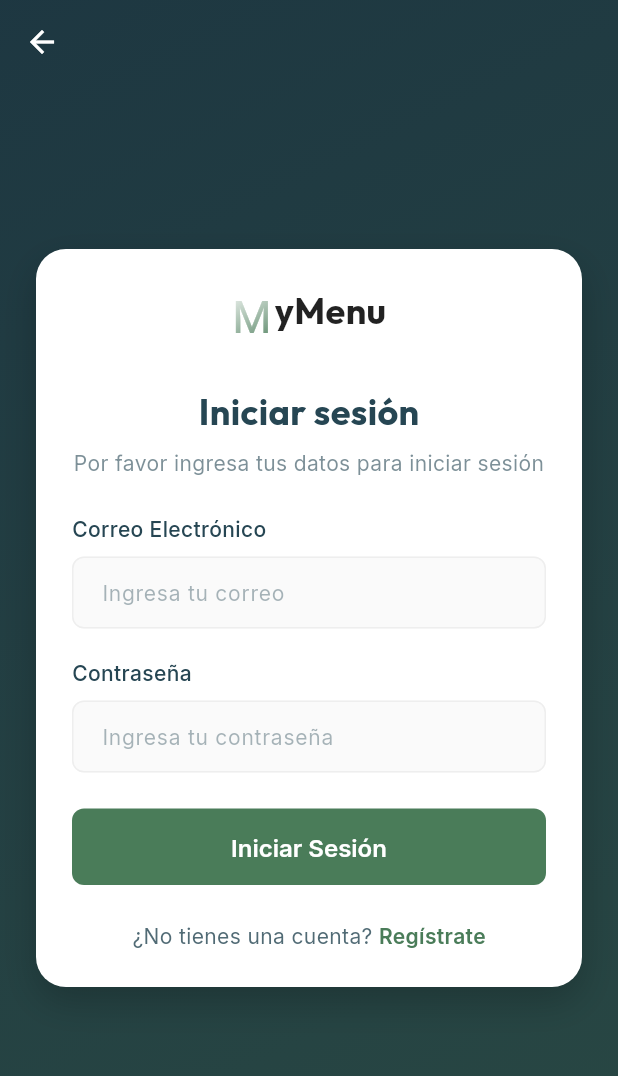
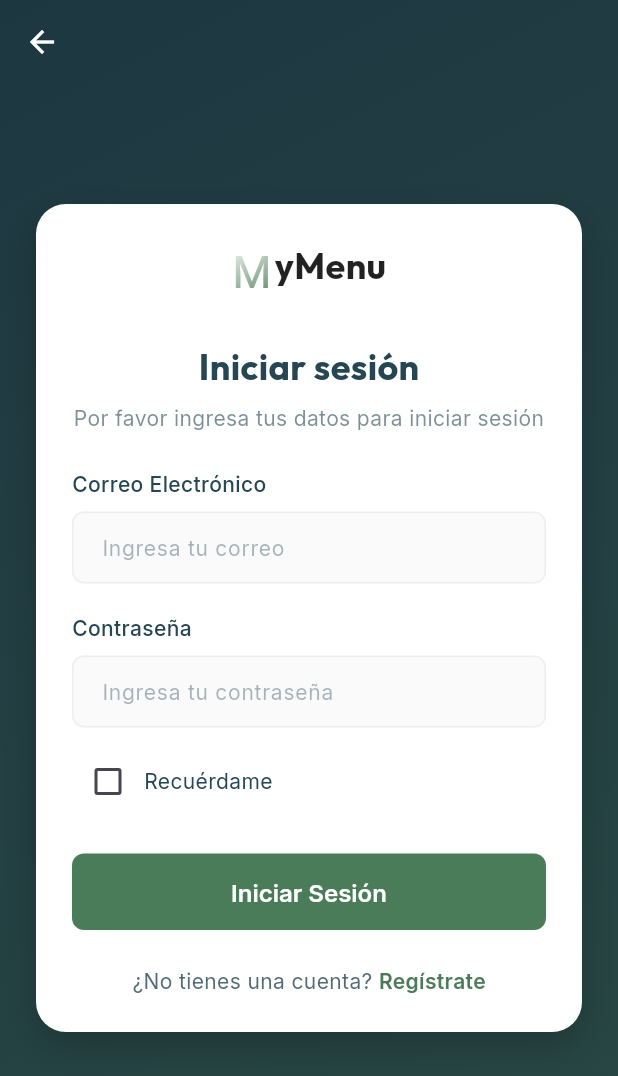
Before and after one commit to EstebanRodriguezGutierrezDEV/-MyMenuApp-, a Flutter app: the screen it shows after launch, after a tap on "Ver Menú", on a phone screen of 412 x 824 dp. Shown: the top 1076 px of the screen. Run offline on Flutter 3.47's test engine with Material 3 defaults, Android fonts, the phone set to English and light mode, and no system bars; our stand-ins replace flutter_dotenv, google_fonts, image_picker, pdf, printing, shared_preferences and 1 more; accounts and stored records are empty; network calls fail.

```diff
--- a/my_menu_app/lib/features/auth/login_screen.dart
+++ b/my_menu_app/lib/features/auth/login_screen.dart
@@ -1,4 +1,5 @@
 import 'package:flutter/material.dart';
+import 'package:shared_preferences/shared_preferences.dart';
 import 'package:supabase_flutter/supabase_flutter.dart';
 import 'package:google_fonts/google_fonts.dart';
 import 'signup_screen.dart';
@@ -21,6 +22,7 @@ class _LoginScreenState extends State<LoginScreen> {
   final _passwordController = TextEditingController();
   final _authService = AuthService();
   bool _isLoading = false;
+  bool _rememberMe = false;
 
   Future<void> _handleLogin() async {
     final email = _emailController.text.trim();
@@ -44,6 +46,11 @@ class _LoginScreenState extends State<LoginScreen> {
       debugPrint('Step 3: SignIn successful');
 
       if (mounted) {
+        if (_rememberMe) {
+          final prefs = await SharedPreferences.getInstance();
+          await prefs.setBool('remember_me', true);
+        }
+
         debugPrint('Step 4: Navigating to MainLayoutScreen');
         // Navigate to MainLayoutScreen on success
         Navigator.of(context).pushAndRemoveUntil(
@@ -160,6 +167,7 @@ class _LoginScreenState extends State<LoginScreen> {
                   const SizedBox(height: 24),
 
                   // Form
+
                   // Form
                   Column(
                     crossAxisAlignment: CrossAxisAlignment.start,
@@ -176,6 +184,27 @@ class _LoginScreenState extends State<LoginScreen> {
                         label: 'Contraseña',
                         hintText: 'Ingresa tu contraseña',
                         obscureText: true,
+                      ),
+                      const SizedBox(height: 12),
+                      Row(
+                        children: [
+                          Checkbox(
+                            value: _rememberMe,
+                            activeColor: AppColors.primary,
+                            onChanged: (value) {
+                              setState(() {
+                                _rememberMe = value ?? false;
+                              });
+                            },
+                          ),
+                          Text(
+                            'Recuérdame',
+                            style: GoogleFonts.inter(
+                              fontSize: 14,
+                              color: AppColors.text,
+                            ),
+                          ),
+                        ],
                       ),
                     ],
                   ),
--- a/my_menu_app/lib/main.dart
+++ b/my_menu_app/lib/main.dart
@@ -1,13 +1,17 @@
 import 'package:flutter/material.dart';
+import 'package:shared_preferences/shared_preferences.dart';
 import 'features/home/home_screen.dart';
 import 'package:provider/provider.dart';
 import 'features/shopping/providers/shopping_list_provider.dart';
 import 'package:supabase_flutter/supabase_flutter.dart';
 import 'package:flutter_dotenv/flutter_dotenv.dart';
+import 'features/layout/main_layout_screen.dart'; // Import MainLayout
 
 void main() async {
   WidgetsFlutterBinding.ensureInitialized();
   String? initializationError;
+  bool isLoggedIn = false;
+
   try {
     await dotenv.load(fileName: ".env");
 
@@ -16,17 +20,34 @@ void main() async {
       url: dotenv.env['SUPABASE_URL'] ?? '',
       anonKey: dotenv.env['SUPABASE_ANON_KEY'] ?? '',
     );
+
+    // Check Auto-Login
+    final prefs = await SharedPreferences.getInstance();
+    final rememberMe = prefs.getBool('remember_me') ?? false;
+    final session = Supabase.instance.client.auth.currentSession;
+
+    if (rememberMe && session != null) {
+      isLoggedIn = true;
+    }
   } catch (e) {
     debugPrint('Failed to initialize app: $e');
     initializationError = e.toString();
   }
 
-  runApp(MainApp(initializationError: initializationError));
+  runApp(
+    MainApp(initializationError: initializationError, isLoggedIn: isLoggedIn),
+  );
 }
 
 class MainApp extends StatelessWidget {
   final String? initializationError;
-  const MainApp({super.key, this.initializationError});
+  final bool isLoggedIn;
+
+  const MainApp({
+    super.key,
+    this.initializationError,
+    required this.isLoggedIn,
+  });
 
   @override
   Widget build(BuildContext context) {
@@ -68,8 +89,46 @@ class MainApp extends StatelessWidget {
       child: MaterialApp(
         title: 'MyMenu',
         theme: ThemeData(scaffoldBackgroundColor: const Color(0xFFF9F9F5)),
-        home: const HomeScreen(),
+        home: isLoggedIn ? const MainLayoutScreen() : const SplashScreen(),
       ),
     );
   }
 }
+
+class SplashScreen extends StatefulWidget {
+  const SplashScreen({super.key});
+
+  @override
+  State<SplashScreen> createState() => _SplashScreenState();
+}
+
+class _SplashScreenState extends State<SplashScreen> {
+  @override
+  void initState() {
+    super.initState();
+    // Simulate loading or just wait a bit to show logo
+    Future.delayed(const Duration(seconds: 3), () {
+      if (mounted) {
+        Navigator.of(context).pushReplacement(
+          MaterialPageRoute(
+            builder: (_) => const HomeScreen(),
+          ), // Navigate to Welcome Screen
+        );
+      }
+    });
+  }
+
+  @override
+  Widget build(BuildContext context) {
+    return Scaffold(
+      backgroundColor: Colors.white,
+      body: Center(
+        child: Image.asset(
+          'assets/images/splash_logo.png',
+          width: 1000, // Increased size
+          fit: BoxFit.contain,
+        ),
+      ),
+    );
+  }
+}
```
Also changed, not shown: my_menu_app/pubspec.yaml (+20 -0 lines), my_menu_app/assets/images/splash_logo.png (added), my_menu_app/pubspec.lock, 44 other files.
